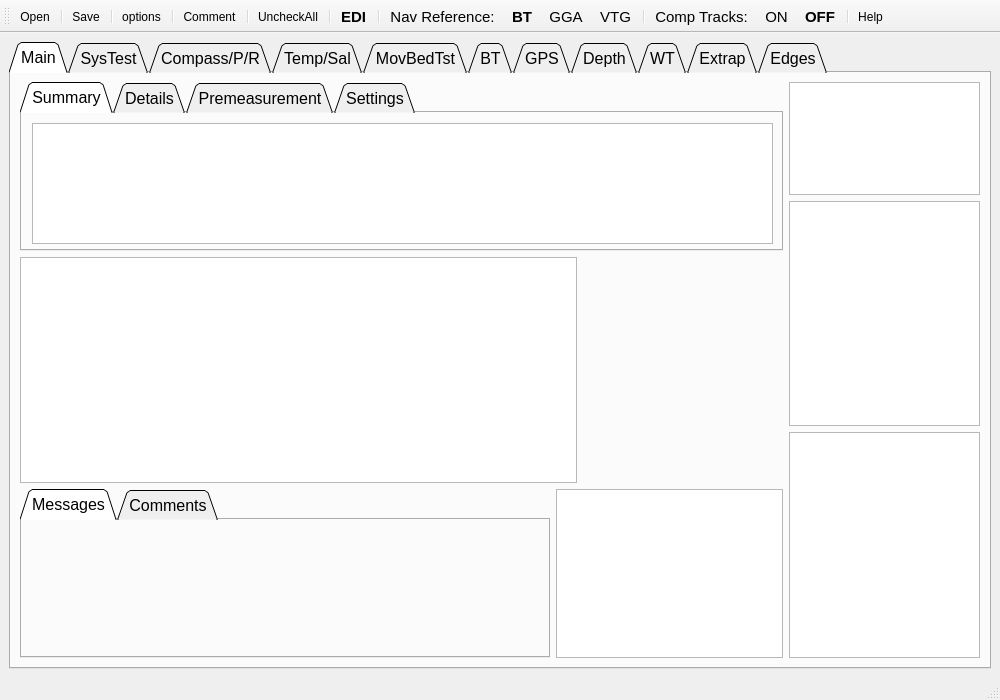
First picture: the form in UI/QRev_gui.ui, repository rowetechinc/QRevPy, before the edit.
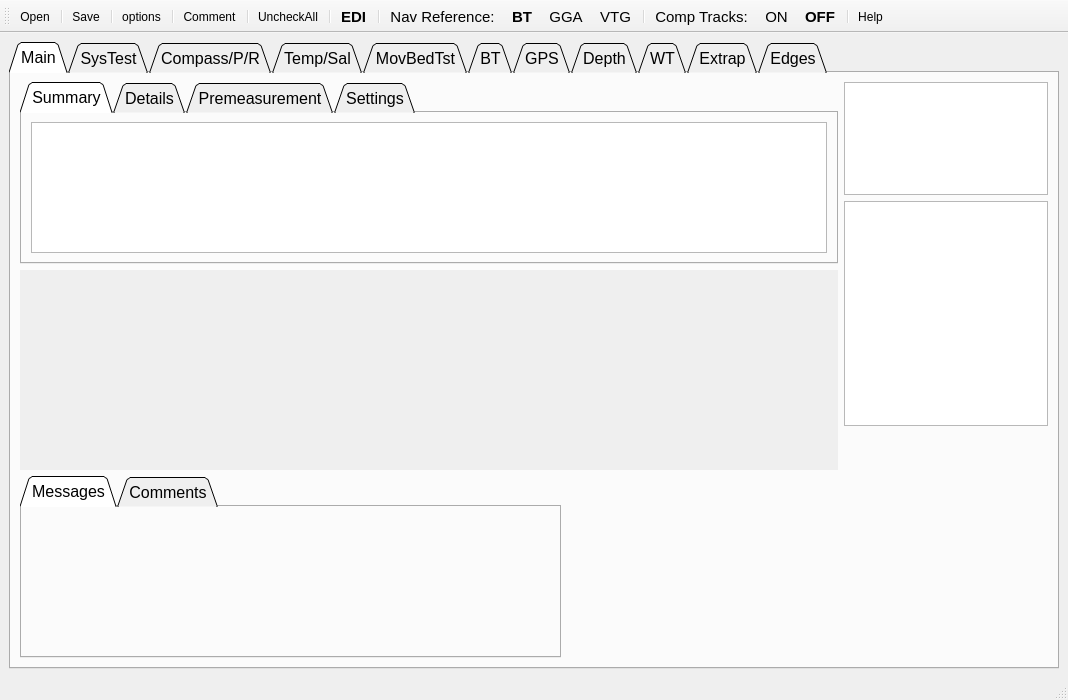
Second picture: the form after the edit. The open tabs and pages were chosen to show the change. Icons and pictures are not drawn.

Commit message: Added Qtmpl.py: Class creating widget allowing matplotlib graphics in PyQt5 GUI QRev.py: Added contour_shiptrack function to create contour and shiptrack graphics QRev_gui: Modified to use QWidget for graphics rather than QGraphicsView requirements.txt: updated to include matplotlib

The edit to the form file:
```diff
--- a/UI/QRev_gui.ui
+++ b/UI/QRev_gui.ui
@@ -6,7 +6,7 @@
    <rect>
     <x>0</x>
     <y>0</y>
-    <width>1000</width>
+    <width>1068</width>
     <height>700</height>
    </rect>
   </property>
@@ -20,7 +20,13 @@
    <set>QMainWindow::AllowTabbedDocks|QMainWindow::AnimatedDocks|QMainWindow::VerticalTabs</set>
   </property>
   <widget class="QWidget" name="centralwidget">
-   <layout class="QHBoxLayout" name="horizontalLayout_4">
+   <property name="sizePolicy">
+    <sizepolicy hsizetype="Expanding" vsizetype="Expanding">
+     <horstretch>0</horstretch>
+     <verstretch>0</verstretch>
+    </sizepolicy>
+   </property>
+   <layout class="QHBoxLayout" name="horizontalLayout_4" stretch="0">
     <item>
      <widget class="QTabWidget" name="tab_all">
       <property name="sizePolicy">
@@ -59,12 +65,20 @@
        </size>
       </property>
       <widget class="QWidget" name="tab_main">
+       <property name="sizePolicy">
+        <sizepolicy hsizetype="Expanding" vsizetype="Expanding">
+         <horstretch>0</horstretch>
+         <verstretch>0</verstretch>
+        </sizepolicy>
+       </property>
        <attribute name="title">
         <string>Main</string>
        </attribute>
-       <layout class="QHBoxLayout" name="horizontalLayout_3" stretch="8,2">
+       <layout class="QGridLayout" name="gridLayout">
+        <item row="0" column="0">
+         <layout class="QHBoxLayout" name="horizontalLayout" stretch="8,2">
         <item>
-         <layout class="QVBoxLayout" name="verticalLayout_left" stretch="30,40,30">
+           <layout class="QVBoxLayout" name="verticalLayout" stretch="2,2,2">
           <item>
            <widget class="QTabWidget" name="tab_summary">
             <property name="palette">
@@ -104,6 +118,11 @@
               </disabled>
              </palette>
             </property>
+              <property name="font">
+               <font>
+                <pointsize>12</pointsize>
+               </font>
+              </property>
             <property name="layoutDirection">
              <enum>Qt::LeftToRight</enum>
             </property>
@@ -117,19 +136,32 @@
              <number>0</number>
             </property>
             <widget class="QWidget" name="tab_summary_discharge">
+               <property name="sizePolicy">
+                <sizepolicy hsizetype="Expanding" vsizetype="Expanding">
+                 <horstretch>0</horstretch>
+                 <verstretch>0</verstretch>
+                </sizepolicy>
+               </property>
              <attribute name="title">
               <string>Summary</string>
              </attribute>
+               <layout class="QGridLayout" name="gridLayout_2">
+                <item row="0" column="0">
              <widget class="QTableWidget" name="main_table_summary">
-              <property name="geometry">
-               <rect>
-                <x>10</x>
-                <y>10</y>
-                <width>741</width>
-                <height>121</height>
-               </rect>
-              </property>
-             </widget>
+                  <property name="font">
+                   <font>
+                    <pointsize>10</pointsize>
+                   </font>
+                  </property>
+                  <property name="autoFillBackground">
+                   <bool>false</bool>
+                  </property>
+                  <property name="sizeAdjustPolicy">
+                   <enum>QAbstractScrollArea::AdjustIgnored</enum>
+                  </property>
+                 </widget>
+                </item>
+               </layout>
             </widget>
             <widget class="QWidget" name="tab_summary_details">
              <attribute name="title">
@@ -149,50 +181,41 @@
            </widget>
           </item>
           <item>
-           <layout class="QHBoxLayout" name="horizontalLayout_middle" stretch="7,0">
-            <item>
-             <widget class="QGraphicsView" name="main_contour"/>
-            </item>
-            <item>
-             <widget class="QWidget" name="main_shiptrack" native="true">
+             <widget class="QWidget" name="graphics_main_middle" native="true">
               <property name="sizePolicy">
-               <sizepolicy hsizetype="Maximum" vsizetype="Maximum">
+               <sizepolicy hsizetype="Expanding" vsizetype="Expanding">
                 <horstretch>0</horstretch>
                 <verstretch>0</verstretch>
                </sizepolicy>
               </property>
               <property name="minimumSize">
                <size>
-                <width>200</width>
+                <width>500</width>
                 <height>200</height>
                </size>
               </property>
-              <property name="maximumSize">
-               <size>
-                <width>16777215</width>
-                <height>16777215</height>
-               </size>
-              </property>
-              <property name="font">
-               <font>
-                <pointsize>10</pointsize>
-               </font>
+              <property name="autoFillBackground">
+               <bool>true</bool>
               </property>
              </widget>
             </item>
-           </layout>
-          </item>
           <item>
-           <layout class="QHBoxLayout" name="horizontalLayout_bottom" stretch="7,3">
+             <layout class="QHBoxLayout" name="horizontalLayout_bottom" stretch="4,2">
             <item>
              <widget class="QTabWidget" name="tab_mc">
               <property name="tabShape">
                <enum>QTabWidget::Triangular</enum>
               </property>
               <property name="currentIndex">
-               <number>1</number>
-              </property>
-              <widget class="QWidget" name="main_messages">
+                 <number>0</number>
+                </property>
+                <widget class="QWidget" name="tab_mc_messages">
+                 <property name="sizePolicy">
+                  <sizepolicy hsizetype="Expanding" vsizetype="Expanding">
+                   <horstretch>0</horstretch>
+                   <verstretch>0</verstretch>
+                  </sizepolicy>
+                 </property>
                <attribute name="title">
                 <string>Messages</string>
                </attribute>
@@ -205,7 +228,7 @@
              </widget>
             </item>
             <item>
-             <widget class="QGraphicsView" name="main_time_series"/>
+               <widget class="QWidget" name="graphics_main_timeseries" native="true"/>
             </item>
            </layout>
           </item>
@@ -220,7 +243,9 @@
            <widget class="QTableWidget" name="table_uncertainty"/>
           </item>
           <item>
-           <widget class="QGraphicsView" name="graphics_extrap"/>
+             <widget class="QWidget" name="graphics_main_extrap" native="true"/>
+            </item>
+           </layout>
           </item>
          </layout>
         </item>
```
Left out of the diff: 26 changed lines with no effect on the pictures. Lines whose indentation alone changed are shown as unchanged. The commit also changes 4 other files.
